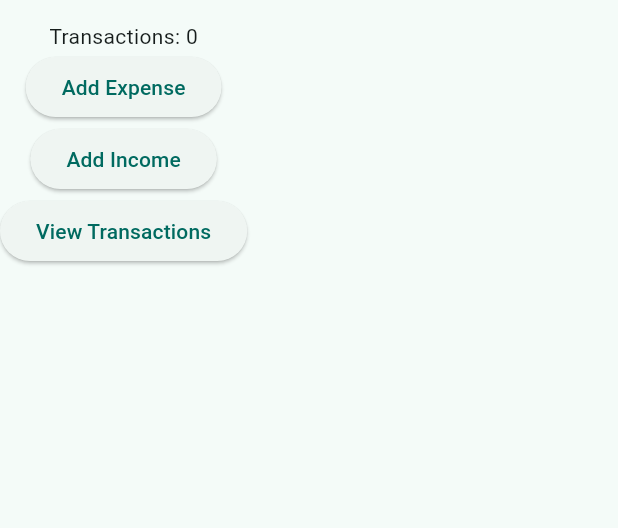
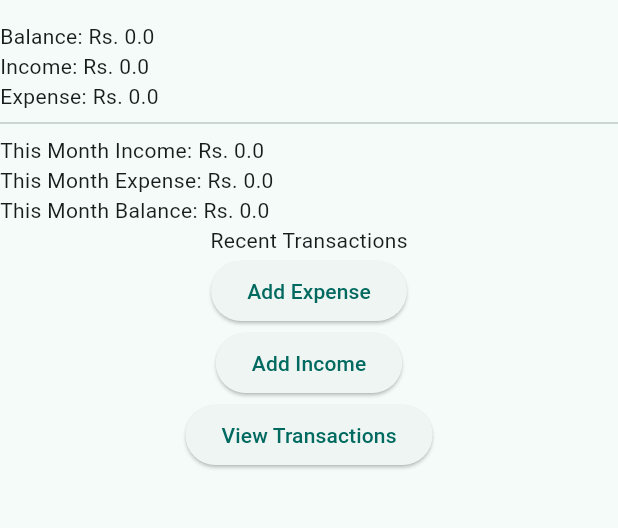
Before and after one commit to emxth/Luum, a Flutter app: the screen it shows after launch, on a phone screen of 412 x 824 dp, the part 63-591 px from its top. Run offline on Flutter 3.47's test engine with Material 3 defaults, Android fonts, the phone set to English and light mode, and no system bars; our stand-ins replace drift, flutter_riverpod, go_router; accounts and stored records are empty; generated files the repository leaves out were written again.

Commit message:
Refactor DashboardScreen to use dashboardProvider and recentTransactionsProvider for improved data handling and display

```diff
--- a/lib/features/dashboard/presentation/dashboard_screen.dart
+++ b/lib/features/dashboard/presentation/dashboard_screen.dart
@@ -3,7 +3,8 @@ import 'package:flutter_riverpod/flutter_riverpod.dart';
 import 'package:go_router/go_router.dart';
 
 import '../../../data/providers/startup_provider.dart';
-import '../../../features/transactions/providers/transaction_list_provider.dart';
+import '../../transactions/providers/recent_transactions_provider.dart';
+import '../providers/dashboard_provider.dart';
 
 class DashboardScreen extends ConsumerWidget {
   const DashboardScreen({super.key});
@@ -11,7 +12,8 @@ class DashboardScreen extends ConsumerWidget {
   @override
   Widget build(BuildContext context, WidgetRef ref) {
     final startup = ref.watch(startupProvider);
-    final transactions = ref.watch(transactionsProvider);
+    final dashboard = ref.watch(dashboardProvider);
+    final recent = ref.watch(recentTransactionsProvider);
 
     return startup.when(
       loading: () {
@@ -25,25 +27,64 @@ class DashboardScreen extends ConsumerWidget {
           appBar: AppBar(title: const Text('Luum')),
           body: Column(
             children: [
-              transactions.when(
-                data: (items) {
-                  return Text('Transactions: ${items.length}');
+              dashboard.when(
+                data: (summary) {
+                  return Column(
+                    crossAxisAlignment: CrossAxisAlignment.start,
+                    children: [
+                      Text('Balance: Rs. ${summary.balance}'),
+
+                      Text('Income: Rs. ${summary.totalIncome}'),
+
+                      Text('Expense: Rs. ${summary.totalExpense}'),
+
+                      const Divider(),
+
+                      Text('This Month Income: Rs. ${summary.monthIncome}'),
+
+                      Text('This Month Expense: Rs. ${summary.monthExpense}'),
+
+                      Text('This Month Balance: Rs. ${summary.monthBalance}'),
+                    ],
+                  );
                 },
                 loading: () => const CircularProgressIndicator(),
                 error: (e, _) => Text(e.toString()),
               ),
+
+              recent.when(
+                data: (items) {
+                  return Column(
+                    children: [
+                      const Text('Recent Transactions'),
+
+                      ...items.map((transaction) {
+                        return ListTile(
+                          title: Text(transaction.type),
+                          subtitle: Text('Rs. ${transaction.amount}'),
+                        );
+                      }),
+                    ],
+                  );
+                },
+                loading: () => const CircularProgressIndicator(),
+                error: (e, _) => Text(e.toString()),
+              ),
+
               ElevatedButton(
                 onPressed: () {
                   context.push('/transactions/add/expense');
                 },
                 child: const Text('Add Expense'),
               ),
+
               ElevatedButton(
                 onPressed: () {
                   context.push('/transactions/add/income');
                 },
                 child: const Text('Add Income'),
               ),
+
               ElevatedButton(
                 onPressed: () {
                   context.push('/transactions');
```
